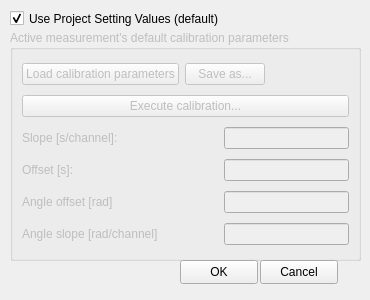
Before: the Qt Designer form ui_files/ui_measurement_calibration_parameters.ui in JYU-IBA/potku, drawn with Qt 5.
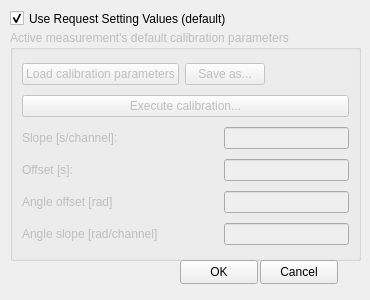
After: the same form once the commit is applied.

Commit message: Changed the project concept into request. Replaced all the references to project with request. Also did some minor changes so the code is more in line with PEP 8.

Diff of the .ui file:
```diff
--- a/ui_files/ui_measurement_calibration_parameters.ui
+++ b/ui_files/ui_measurement_calibration_parameters.ui
@@ -251,7 +251,7 @@
     </rect>
    </property>
    <property name="text">
-    <string>Use Project Setting Values (default)</string>
+    <string>Use Request Setting Values (default)</string>
    </property>
    <property name="checked">
     <bool>true</bool>
```
Left out of the diff: 6 changed lines with no effect on the pictures. The commit also changes 47 other files.
